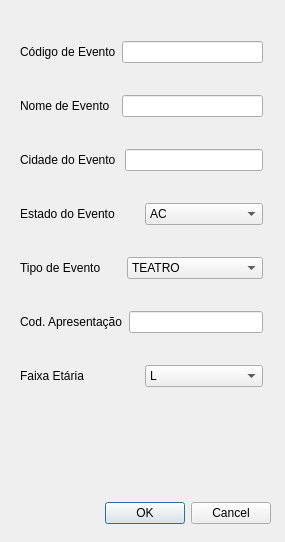
Above: forms/enrollevent.ui from vieirin/TP1-2019-1 before the change. Below: the same form after it.
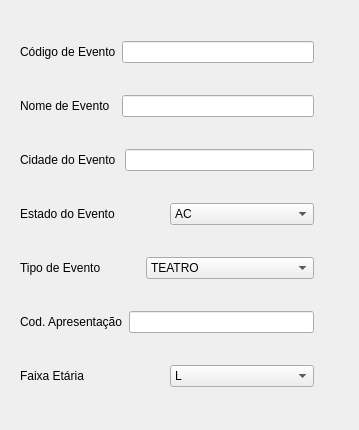
That is the form after the change.

Patch:
```diff
--- a/forms/enrollevent.ui
+++ b/forms/enrollevent.ui
@@ -6,8 +6,8 @@
    <rect>
     <x>0</x>
     <y>0</y>
-    <width>285</width>
-    <height>542</height>
+    <width>359</width>
+    <height>430</height>
    </rect>
   </property>
   <property name="windowTitle">
@@ -18,7 +18,7 @@
     <rect>
      <x>20</x>
      <y>15</y>
-     <width>243</width>
+     <width>294</width>
      <height>405</height>
     </rect>
    </property>
```
